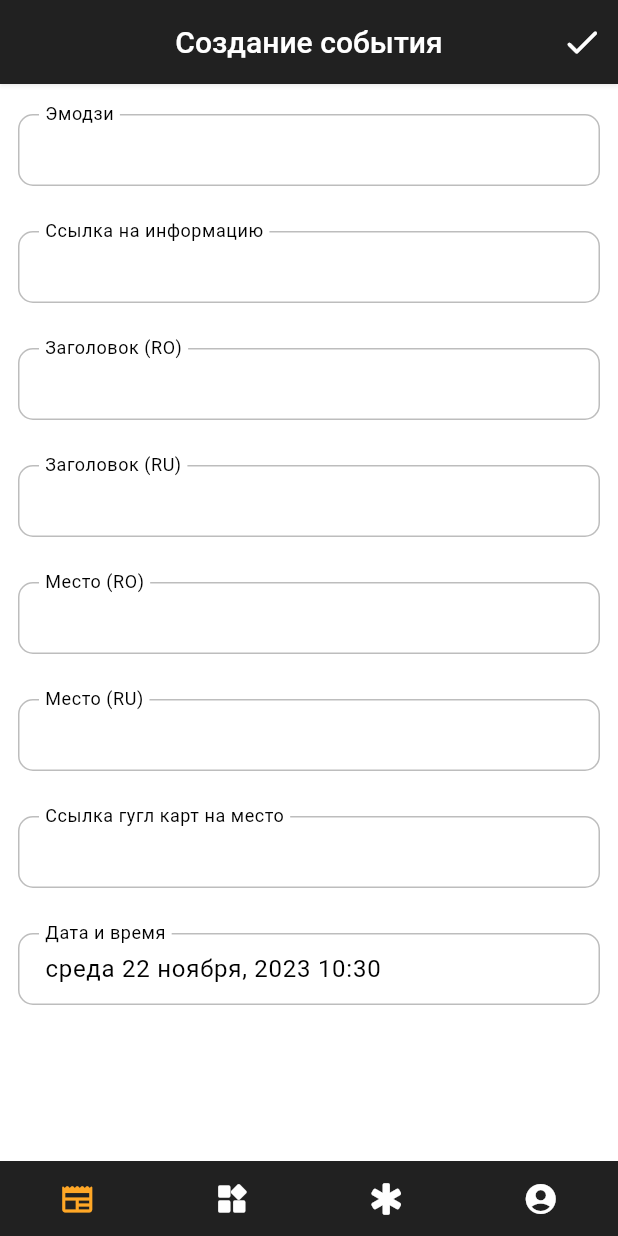
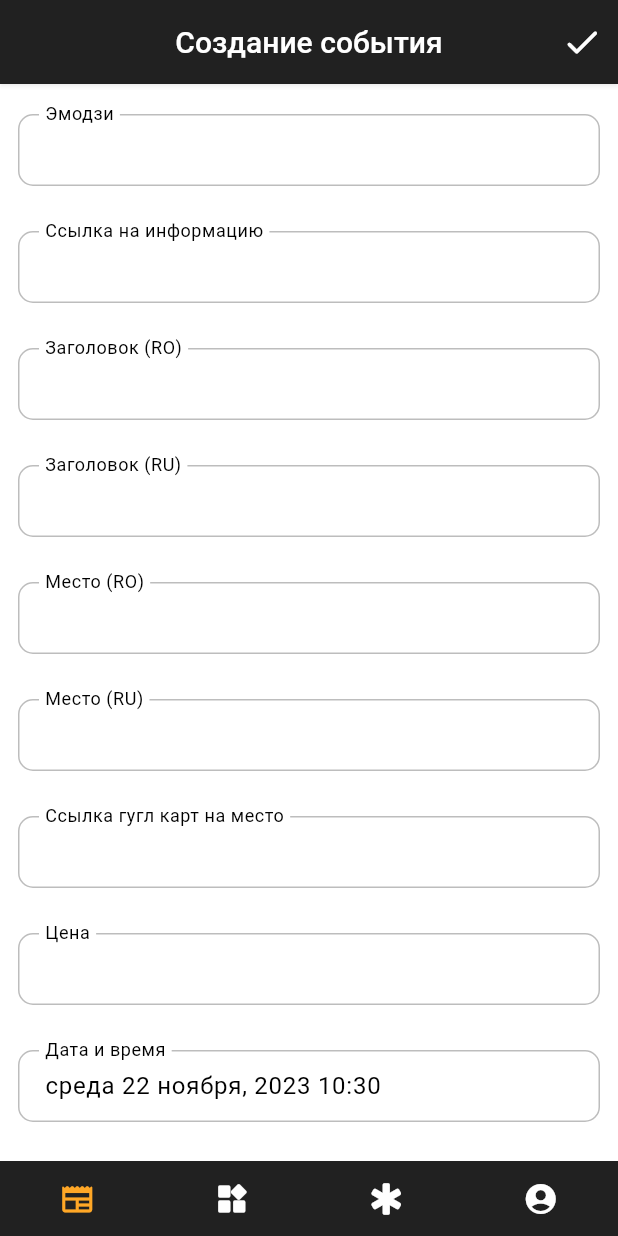
Before and after one commit to moldbee/mobile-app, a Flutter app: the EventsUpsertScreen screen opened by its route, on a phone screen of 412 x 824 dp. Run offline on Flutter 3.47's test engine with Material 2 defaults, Android fonts, the phone set to English and light mode, and no system bars; drawn by our look-alikes of flutter_form_builder; our stand-ins replace cached_network_image, flutter_dotenv, flutter_hooks, flutter_linkify, font_awesome_flutter, form_builder_validators and 8 more; missing offline and left inert: flutter_iconpicker, smooth_highlight, timeago_flutter, very_good_infinite_list; accounts and stored records are empty.

Commit message:
Fix event price display in EventTile

```diff
--- a/lib/features/events/screens/events.dart
+++ b/lib/features/events/screens/events.dart
@@ -20,7 +20,7 @@ class EventsTab extends StatelessWidget {
               final event = eventsController.sortedByTimeEvents[index];
 
               return EventTile(
-                  paid: event['paid'],
+                  price: event['price'],
                   id: event['id'].toString(),
                   date: event['date'],
                   emoji: event['emoji'],
--- a/lib/features/events/screens/upsert.dart
+++ b/lib/features/events/screens/upsert.dart
@@ -77,6 +77,7 @@ class EventsUpsertScreen extends HookWidget {
                   'info_url': '',
                   'place_ru': '',
                   'place_url': '',
+                  'price': '',
                 },
           child: ListView(
             padding: const EdgeInsets.symmetric(vertical: 20, horizontal: 12),
@@ -118,6 +119,13 @@ class EventsUpsertScreen extends HookWidget {
               SizedBox(
                 height: itemsSpacing,
               ),
+              const TextInput(
+                name: 'price',
+                title: 'Цена',
+              ),
+              SizedBox(
+                height: itemsSpacing,
+              ),
               const DateTimePickerInput(
                 name: 'date',
                 label: 'Дата и время',
```
Also changed, not shown: lib/features/events/widgets/tile.dart (+37 -22 lines).
